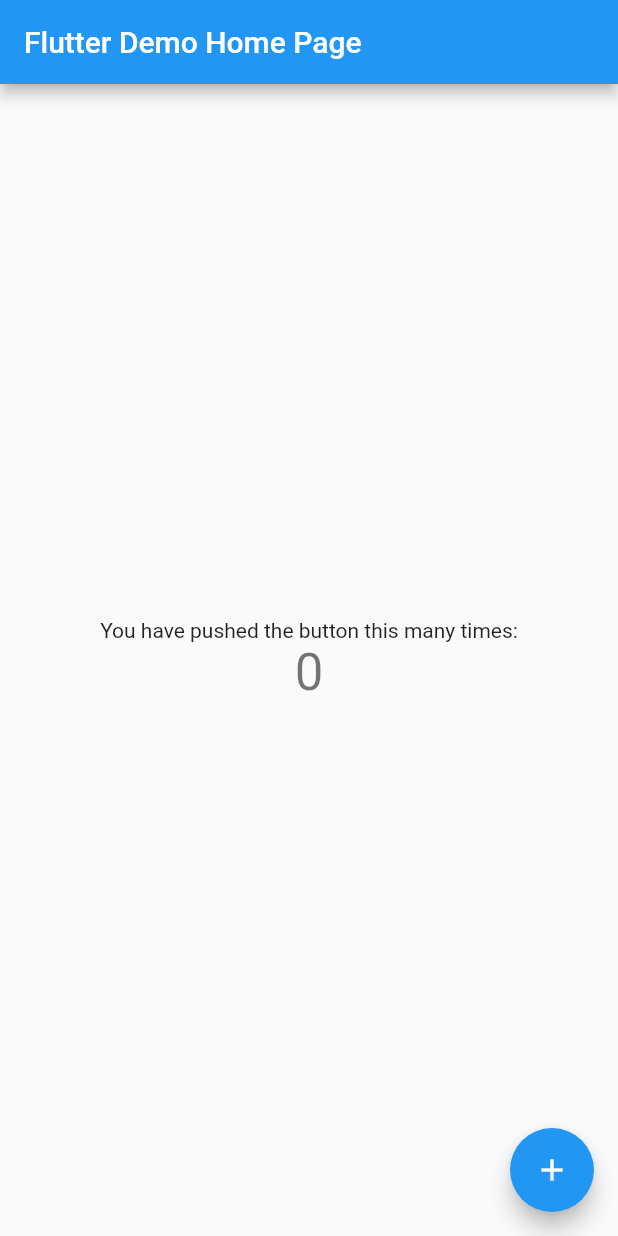
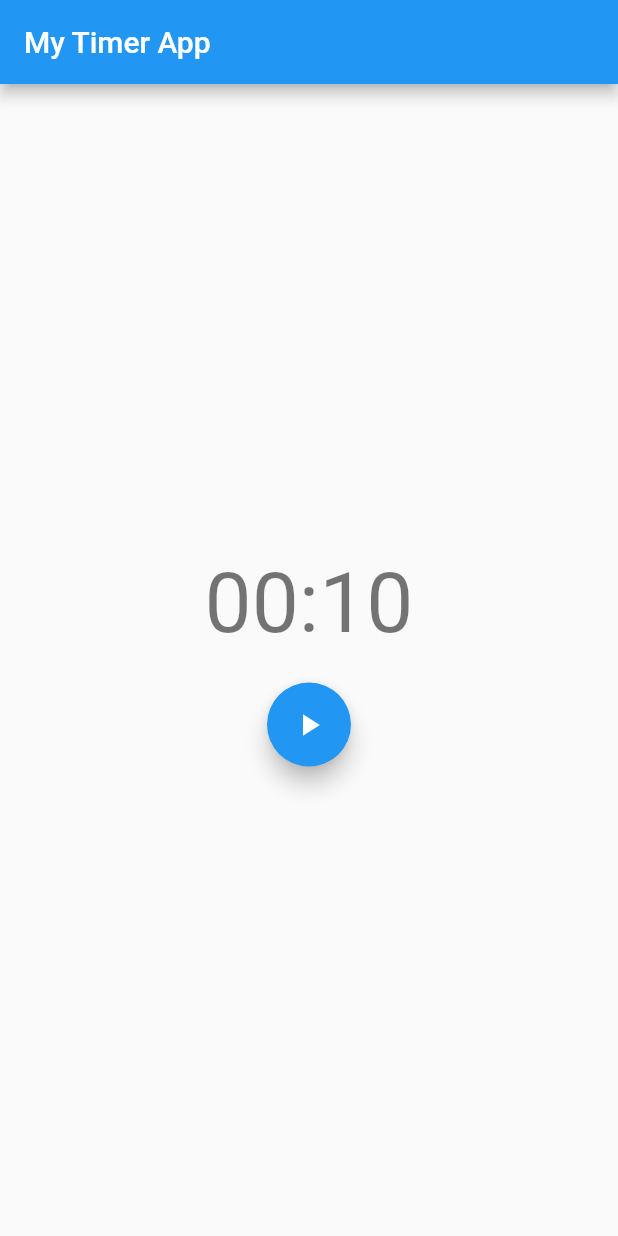
Before and after one commit to mercz85/x02_minimalistic_state_management, a Flutter app: the screen it shows after launch, on a phone screen of 412 x 824 dp. Run offline on Flutter 3.47's test engine with Material 2 defaults, Android fonts, the phone set to English and light mode, and no system bars; our stand-ins replace get_it, shared_preferences.

Commit message:
suragch full project

```diff
--- a/lib/main.dart
+++ b/lib/main.dart
@@ -1,115 +1,19 @@
 import 'package:flutter/material.dart';
+import 'services/service_locator.dart';
+import 'pages/timer_page/timer_page.dart';
 
 void main() {
-  runApp(const MyApp());
+  setupGetIt();
+  runApp(MyApp());
 }
 
 class MyApp extends StatelessWidget {
-  const MyApp({super.key});
-
-  // This widget is the root of your application.
+  const MyApp({Key? key}) : super(key: key);
   @override
   Widget build(BuildContext context) {
     return MaterialApp(
-      title: 'Flutter Demo',
-      theme: ThemeData(
-        // This is the theme of your application.
-        //
-        // Try running your application with "flutter run". You'll see the
-        // application has a blue toolbar. Then, without quitting the app, try
-        // changing the primarySwatch below to Colors.green and then invoke
-        // "hot reload" (press "r" in the console where you ran "flutter run",
-        // or simply save your changes to "hot reload" in a Flutter IDE).
-        // Notice that the counter didn't reset back to zero; the application
-        // is not restarted.
-        primarySwatch: Colors.blue,
-      ),
-      home: const MyHomePage(title: 'Flutter Demo Home Page'),
+      debugShowCheckedModeBanner: false,
+      home: TimerPage(),
     );
   }
 }
-
-class MyHomePage extends StatefulWidget {
-  const MyHomePage({super.key, required this.title});
-
-  // This widget is the home page of your application. It is stateful, meaning
-  // that it has a State object (defined below) that contains fields that affect
-  // how it looks.
-
-  // This class is the configuration for the state. It holds the values (in this
-  // case the title) provided by the parent (in this case the App widget) and
-  // used by the build method of the State. Fields in a Widget subclass are
-  // always marked "final".
-
-  final String title;
-
-  @override
-  State<MyHomePage> createState() => _MyHomePageState();
-}
-
-class _MyHomePageState extends State<MyHomePage> {
-  int _counter = 0;
-
-  void _incrementCounter() {
-    setState(() {
-      // This call to setState tells the Flutter framework that something has
-      // changed in this State, which causes it to rerun the build method below
-      // so that the display can reflect the updated values. If we changed
-      // _counter without calling setState(), then the build method would not be
-      // called again, and so nothing would appear to happen.
-      _counter++;
-    });
-  }
-
-  @override
-  Widget build(BuildContext context) {
-    // This method is rerun every time setState is called, for instance as done
-    // by the _incrementCounter method above.
-    //
-    // The Flutter framework has been optimized to make rerunning build methods
-    // fast, so that you can just rebuild anything that needs updating rather
-    // than having to individually change instances of widgets.
-    return Scaffold(
-      appBar: AppBar(
-        // Here we take the value from the MyHomePage object that was created by
-        // the App.build method, and use it to set our appbar title.
-        title: Text(widget.title),
-      ),
-      body: Center(
-        // Center is a layout widget. It takes a single child and positions it
-        // in the middle of the parent.
-        child: Column(
-          // Column is also a layout widget. It takes a list of children and
-          // arranges them vertically. By default, it sizes itself to fit its
-          // children horizontally, and tries to be as tall as its parent.
-          //
-          // Invoke "debug painting" (press "p" in the console, choose the
-          // "Toggle Debug Paint" action from the Flutter Inspector in Android
-          // Studio, or the "Toggle Debug Paint" command in Visual Studio Code)
-          // to see the wireframe for each widget.
-          //
-          // Column has various properties to control how it sizes itself and
-          // how it positions its children. Here we use mainAxisAlignment to
-          // center the children vertically; the main axis here is the vertical
-          // axis because Columns are vertical (the cross axis would be
-          // horizontal).
-          mainAxisAlignment: MainAxisAlignment.center,
-          children: <Widget>[
-            const Text(
-              'You have pushed the button this many times:',
-            ),
-            Text(
-              '$_counter',
-              style: Theme.of(context).textTheme.headlineMedium,
-            ),
-          ],
-        ),
-      ),
-      floatingActionButton: FloatingActionButton(
-        onPressed: _incrementCounter,
-        tooltip: 'Increment',
-        child: const Icon(Icons.add),
-      ), // This trailing comma makes auto-formatting nicer for build methods.
-    );
-  }
-}
--- /dev/null
+++ b/lib/pages/timer_page/timer_page.dart
@@ -0,0 +1,139 @@
+import 'package:flutter/material.dart';
+
+import '../../services/service_locator.dart';
+import 'timer_page_logic.dart';
+
+class TimerPage extends StatefulWidget {
+  @override
+  _TimerPageState createState() => _TimerPageState();
+}
+
+class _TimerPageState extends State<TimerPage> {
+  final stateManager = getIt<TimerPageManager>();
+
+  @override
+  void initState() {
+    stateManager.initTimerState();
+    super.initState();
+  }
+
+  @override
+  void dispose() {
+    stateManager.dispose();
+    super.dispose();
+  }
+
+  @override
+  Widget build(BuildContext context) {
+    print('building MyHomePage');
+    return Scaffold(
+      appBar: AppBar(title: Text('My Timer App')),
+      body: Center(
+        child: Column(
+          mainAxisAlignment: MainAxisAlignment.center,
+          children: <Widget>[
+            TimerTextWidget(),
+            SizedBox(height: 20),
+            ButtonsContainer(),
+          ],
+        ),
+      ),
+    );
+  }
+}
+
+class TimerTextWidget extends StatelessWidget {
+  const TimerTextWidget({Key? key}) : super(key: key);
+  @override
+  Widget build(BuildContext context) {
+    final stateManager = getIt<TimerPageManager>();
+    return ValueListenableBuilder<String>(
+      valueListenable: stateManager.timeLeftNotifier,
+      builder: (context, timeLeft, child) {
+        print('building time left state: $timeLeft');
+        return Text(
+          timeLeft,
+          style: Theme.of(context).textTheme.headline2,
+        );
+      },
+    );
+  }
+}
+
+class ButtonsContainer extends StatelessWidget {
+  const ButtonsContainer({Key? key}) : super(key: key);
+
+  @override
+  Widget build(BuildContext context) {
+    final stateManager = getIt<TimerPageManager>();
+    return ValueListenableBuilder<ButtonState>(
+      valueListenable: stateManager.buttonNotifier,
+      builder: (context, buttonState, child) {
+        print('building button state: $buttonState');
+        return Row(
+          mainAxisAlignment: MainAxisAlignment.center,
+          children: [
+            if (buttonState == ButtonState.initial) ...[
+              StartButton(),
+            ],
+            if (buttonState == ButtonState.started) ...[
+              PauseButton(),
+              SizedBox(width: 20),
+              ResetButton(),
+            ],
+            if (buttonState == ButtonState.paused) ...[
+              StartButton(),
+              SizedBox(width: 20),
+              ResetButton(),
+            ],
+            if (buttonState == ButtonState.finished) ...[
+              ResetButton(),
+            ],
+          ],
+        );
+      },
+    );
+  }
+}
+
+class StartButton extends StatelessWidget {
+  const StartButton({Key? key}) : super(key: key);
+  @override
+  Widget build(BuildContext context) {
+    return FloatingActionButton(
+      onPressed: () {
+        final stateManager = getIt<TimerPageManager>();
+        stateManager.start();
+      },
+      child: Icon(Icons.play_arrow),
+    );
+  }
+}
+
+class PauseButton extends StatelessWidget {
+  const PauseButton({Key? key}) : super(key: key);
+  @override
+  Widget build(BuildContext context) {
+    return FloatingActionButton(
+      onPressed: () {
+        final stateManager = getIt<TimerPageManager>();
+        stateManager.pause();
+      },
+      child: Icon(Icons.pause),
+    );
+  }
+}
+
+class ResetButton extends StatelessWidget {
+  const ResetButton({Key? key}) : super(key: key);
+  @override
+  Widget build(BuildContext context) {
+    return FloatingActionButton(
+      onPressed: () {
+        final stateManager = getIt<TimerPageManager>();
+        stateManager.reset();
+      },
+      child: Icon(Icons.replay),
+    );
+  }
+}
--- /dev/null
+++ b/lib/pages/timer_page/timer_page_logic.dart
@@ -0,0 +1,55 @@
+import 'dart:async';
+
+import 'package:flutter/foundation.dart';
+import 'notifiers/time_left_notifier.dart';
+
+class TimerPageManager {
+  // state notifiers
+  final timeLeftNotifier = TimeLeftNotifier();
+  final buttonNotifier = ValueNotifier<ButtonState>(ButtonState.initial);
+
+  void initTimerState() {
+    timeLeftNotifier.initialize();
+  }
+
+  void start() {
+    if (buttonNotifier.value == ButtonState.paused) {
+      _unpauseTimer();
+    } else {
+      _startTimer();
+    }
+  }
+
+  void _unpauseTimer() {
+    buttonNotifier.value = ButtonState.started;
+    timeLeftNotifier.unpause();
+  }
+
+  void _startTimer() {
+    buttonNotifier.value = ButtonState.started;
+    timeLeftNotifier.start(onDone: () {
+      buttonNotifier.value = ButtonState.finished;
+    });
+  }
+
+  void pause() {
+    timeLeftNotifier.pause();
+    buttonNotifier.value = ButtonState.paused;
+  }
+
+  void reset() {
+    timeLeftNotifier.reset();
+    buttonNotifier.value = ButtonState.initial;
+  }
+
+  void dispose() {
+    timeLeftNotifier.dispose();
+  }
+}
+
+enum ButtonState {
+  initial,
+  started,
+  paused,
+  finished,
+}
--- /dev/null
+++ b/lib/services/service_locator.dart
@@ -0,0 +1,15 @@
+import 'package:get_it/get_it.dart';
+
+import '../pages/timer_page/timer_page_logic.dart';
+import 'storage_service/shared_preferences_storage.dart';
+import 'storage_service/storage_service.dart';
+
+final getIt = GetIt.instance;
+
+void setupGetIt() {
+  // state management layer
+  getIt.registerLazySingleton<TimerPageManager>(() => TimerPageManager());
+
+  // service layer
+  getIt.registerLazySingleton<StorageService>(() => SharedPreferencesStorage());
+}
--- /dev/null
+++ b/lib/services/storage_service/storage_service.dart
@@ -0,0 +1,4 @@
+abstract class StorageService {
+  Future<int?> getTimeLeft();
+  Future<void> saveTimeLeft(int seconds);
+}
--- a/pubspec.yaml
+++ b/pubspec.yaml
@@ -36,6 +36,7 @@ dependencies:
   # Use with the CupertinoIcons class for iOS style icons.
   cupertino_icons: ^1.0.2
   get_it: ^7.2.0
+  shared_preferences: ^2.0.18
 
 dev_dependencies:
   flutter_test:
```
Also changed, not shown: lib/pages/timer_page/notifiers/time_left_notifier.dart (added, +86 -0 lines), lib/services/storage_service/shared_preferences_storage.dart (added, +17 -0 lines), pubspec.lock, 1 other file.
